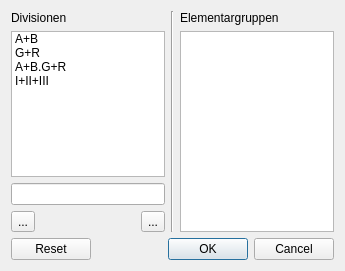
Qt form wz-data/ui/dialog_class_groups.ui (gradgrind/WZ3) before a commit.
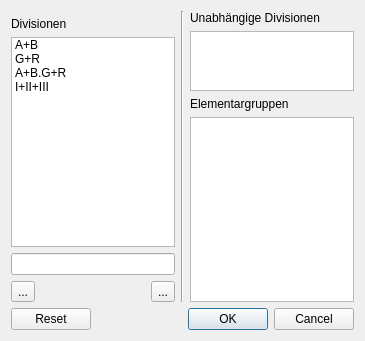
The same form after that commit. Icons and pictures are not drawn.

Commit message: Work on class-group dialog

Patch:
```diff
--- a/wz-data/ui/dialog_class_groups.ui
+++ b/wz-data/ui/dialog_class_groups.ui
@@ -6,18 +6,25 @@
    <rect>
     <x>0</x>
     <y>0</y>
-    <width>345</width>
-    <height>271</height>
+    <width>365</width>
+    <height>341</height>
    </rect>
   </property>
   <property name="windowTitle">
    <string>Klassenteilungen</string>
   </property>
-  <layout class="QVBoxLayout" name="verticalLayout_2">
+  <layout class="QVBoxLayout" name="verticalLayout_3">
    <item>
     <layout class="QHBoxLayout" name="horizontalLayout_2">
      <item>
       <layout class="QVBoxLayout" name="verticalLayout">
+       <item>
+        <widget class="Line" name="line">
+         <property name="orientation">
+          <enum>Qt::Vertical</enum>
+         </property>
+        </widget>
+       </item>
        <item>
         <widget class="QLabel" name="label">
          <property name="text">
@@ -27,6 +34,12 @@
        </item>
        <item>
         <widget class="QListWidget" name="divisions">
+         <property name="sizePolicy">
+          <sizepolicy hsizetype="Expanding" vsizetype="Expanding">
+           <horstretch>0</horstretch>
+           <verstretch>1</verstretch>
+          </sizepolicy>
+         </property>
          <property name="editTriggers">
           <set>QAbstractItemView::NoEditTriggers</set>
          </property>
@@ -112,14 +125,31 @@
       </layout>
      </item>
      <item>
-      <widget class="Line" name="line">
+      <widget class="Line" name="line_2">
        <property name="orientation">
         <enum>Qt::Vertical</enum>
        </property>
       </widget>
      </item>
      <item>
-      <layout class="QVBoxLayout" name="verticalLayout_3">
+      <layout class="QVBoxLayout" name="verticalLayout_2">
+       <item>
+        <widget class="QLabel" name="label_2">
+         <property name="text">
+          <string>Unabhängige Divisionen</string>
+         </property>
+        </widget>
+       </item>
+       <item>
+        <widget class="QListWidget" name="independent_divisions">
+         <property name="maximumSize">
+          <size>
+           <width>16777215</width>
+           <height>60</height>
+          </size>
+         </property>
+        </widget>
+       </item>
        <item>
         <widget class="QLabel" name="label_3">
          <property name="text">
@@ -128,7 +158,14 @@
         </widget>
        </item>
        <item>
-        <widget class="QListWidget" name="atomic_groups"/>
+        <widget class="QListWidget" name="atomic_groups">
+         <property name="sizePolicy">
+          <sizepolicy hsizetype="Expanding" vsizetype="Expanding">
+           <horstretch>0</horstretch>
+           <verstretch>1</verstretch>
+          </sizepolicy>
+         </property>
+        </widget>
        </item>
       </layout>
      </item>
```
The commit also changes 1 other file.
